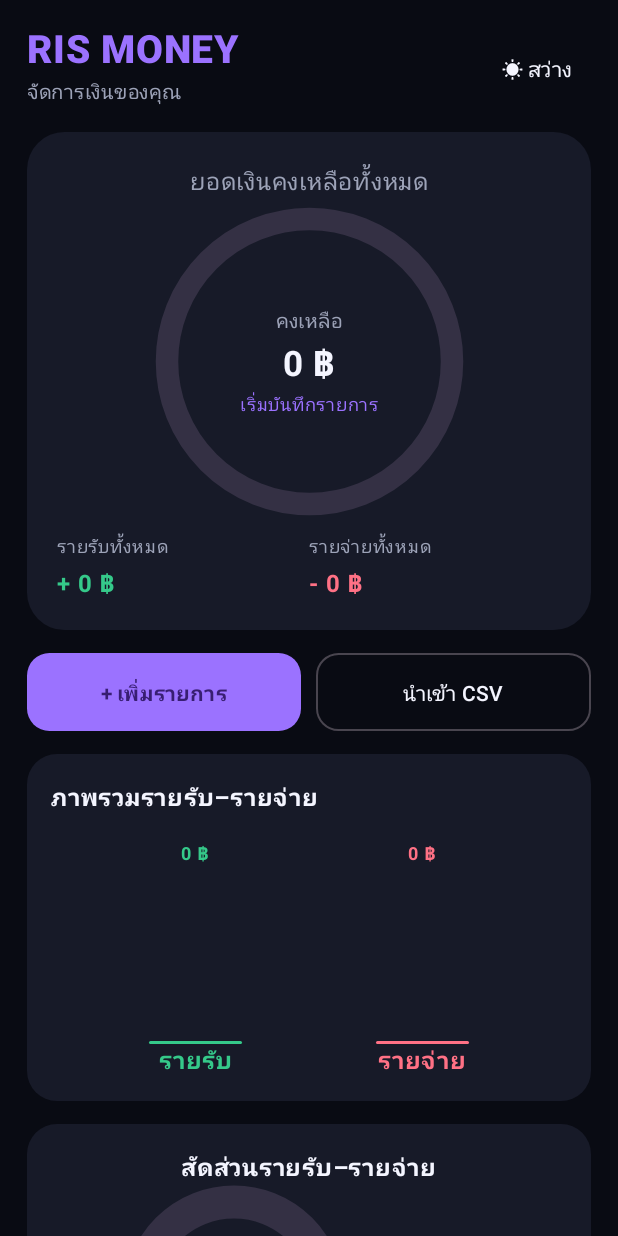
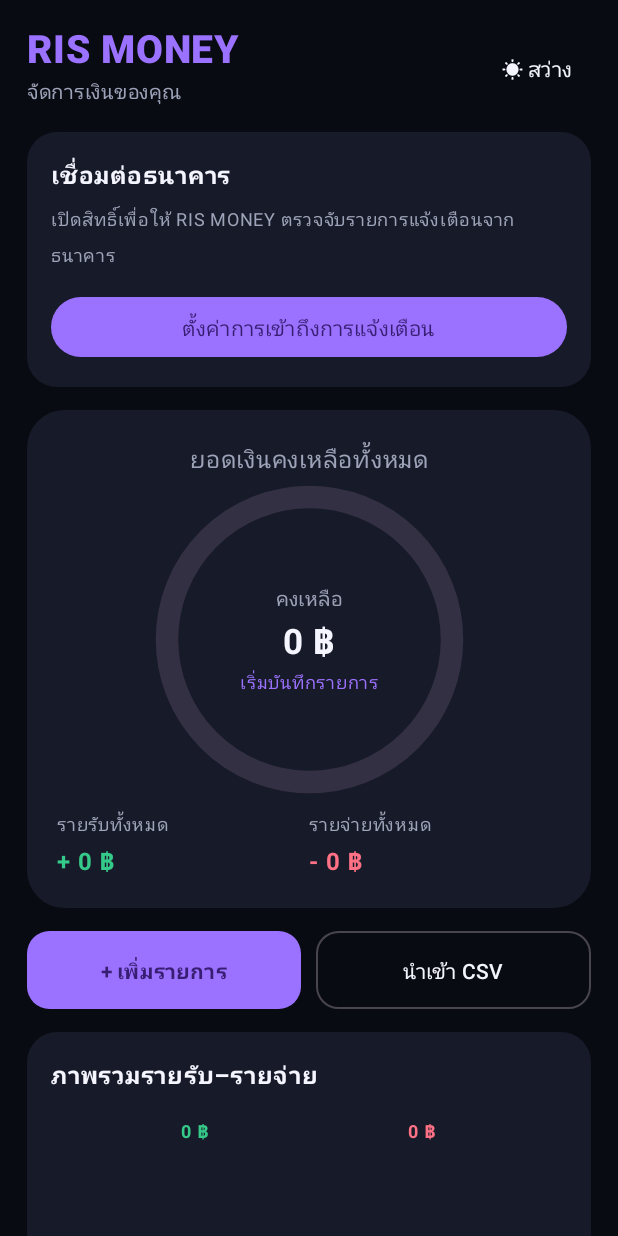
Before and after one commit to hamarustira-crypto/RIS-MONEY-Android, an Android app built with Jetpack Compose: the screen it shows after launch (MainActivity), on a phone screen of 412 x 824 dp. Run offline under Robolectric (Android 15) with nearby library versions, the phone set to English and light mode, and no system bars.

Commit message:
Add notification access setup card

```diff
--- a/app/src/main/java/com/risnova/rismoney/MainActivity.kt
+++ b/app/src/main/java/com/risnova/rismoney/MainActivity.kt
@@ -1,6 +1,7 @@
 
 package com.risnova.rismoney
-
+import android.content.Intent
+import android.provider.Settings
 import android.content.Context
 import android.net.Uri
 import android.os.Bundle
@@ -192,6 +193,29 @@ fun RisMoneyApp() {
                         }
                         TextButton(onClick = { dark = !dark }) {
                             Text(if (dark) "☀ สว่าง" else "☾ มืด", color = fg)
+                        }
+                    }
+                }
+
+                item {
+                    Card(
+                        colors = CardDefaults.cardColors(containerColor = panel),
+                        shape = RoundedCornerShape(20.dp),
+                        modifier = Modifier.fillMaxWidth()
+                    ) {
+                        Column(Modifier.fillMaxWidth().padding(16.dp)) {
+                            Text("เชื่อมต่อธนาคาร", color = fg, fontWeight = FontWeight.Bold)
+                            Spacer(Modifier.height(6.dp))
+                            Text("เปิดสิทธิ์เพื่อให้ RIS MONEY ตรวจจับรายการแจ้งเตือนจากธนาคาร", color = muted, fontSize = 12.sp)
+                            Spacer(Modifier.height(12.dp))
+                            Button(
+                                onClick = {
+                                    context.startActivity(Intent(Settings.ACTION_NOTIFICATION_LISTENER_SETTINGS))
+                                },
+                                modifier = Modifier.fillMaxWidth()
+                            ) {
+                                Text("ตั้งค่าการเข้าถึงการแจ้งเตือน")
+                            }
                         }
                     }
                 }
```
